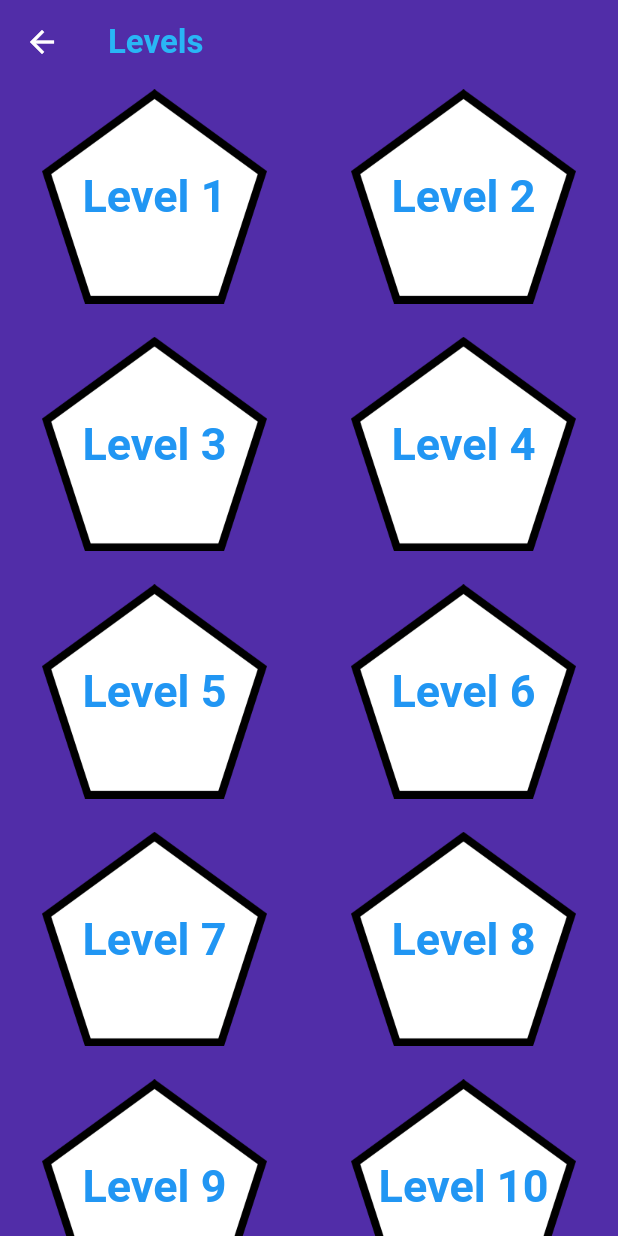
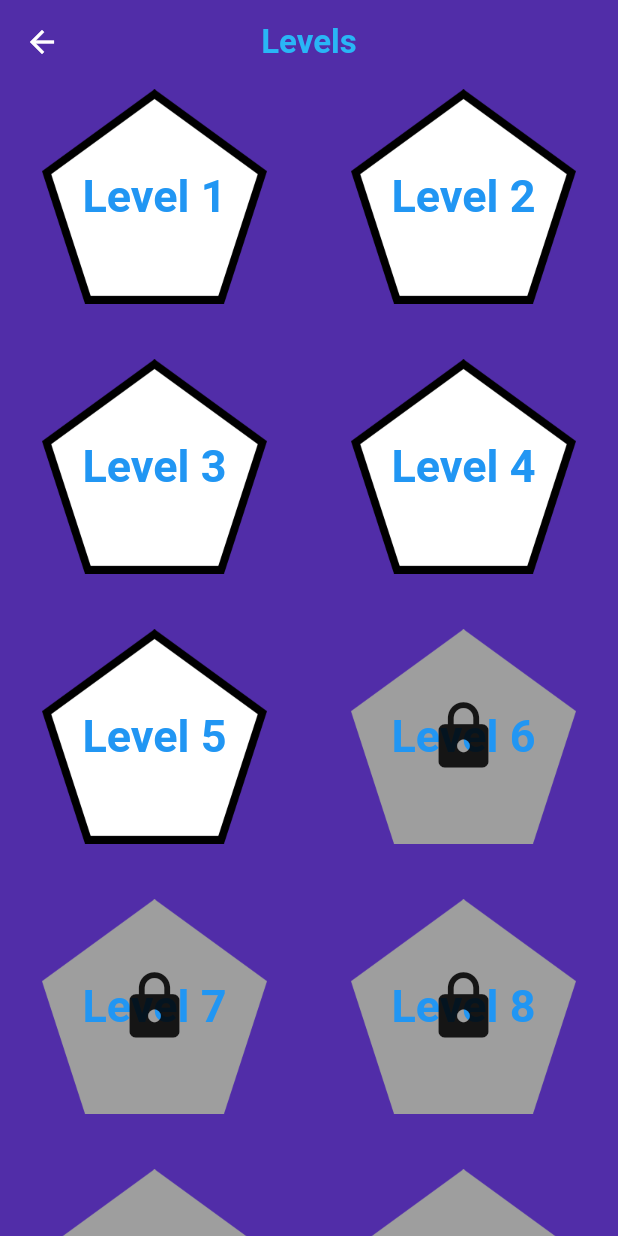
Before and after one commit to KerolosRomany/quizles, a Flutter app: the SecondScreen screen opened directly, on a phone screen of 412 x 824 dp. Run offline on Flutter 3.47's test engine with Material 2 defaults, Android fonts, the phone set to English and light mode, and no system bars.

Commit message:
Add files via upload

```diff
--- a/lib/second_screen.dart
+++ b/lib/second_screen.dart
@@ -1,5 +1,6 @@
 import 'package:flutter/cupertino.dart';
 import 'package:flutter/material.dart';
+import 'package:quizzles/third_screen.dart';
 
 class SecondScreen extends StatefulWidget {
 
@@ -13,9 +14,10 @@ class _SecondScreenState extends State<SecondScreen> {
   Widget build(BuildContext context) {
     return Scaffold(
       appBar: AppBar(
+        centerTitle: true,
         backgroundColor: colorrr,
         elevation: 0,
-        title: Text('Levels', style: TextStyle(
+        title: Text('Levels',style: TextStyle(
           color: Colors.lightBlue[400],
           fontWeight: FontWeight.bold,
           fontSize: 22,
@@ -29,6 +31,8 @@ class _SecondScreenState extends State<SecondScreen> {
               Row(
                 children: [
                   Expanded(
+                    child: MaterialButton(
+                      onPressed: (){ },
                       child: Stack(
                         alignment: AlignmentDirectional.center,
                         children: [
@@ -45,7 +49,10 @@ class _SecondScreenState extends State<SecondScreen> {
                         ],
                       ),
                     ),
+                  ),
                   Expanded(
+                    child: MaterialButton(
+                      onPressed: (){ },
                       child: Stack(
                       alignment: AlignmentDirectional.center,
                       children: [
@@ -61,15 +68,18 @@ class _SecondScreenState extends State<SecondScreen> {
                         ),
                       ],
                   ),
+                    ),
                   )
                 ],
               ),
               SizedBox(
-                height: 15,
+                height: 30,
               ),
               Row(
                 children: [
                   Expanded(
+                    child: MaterialButton(
+                      onPressed: (){ },
                       child: Stack(
                         alignment: AlignmentDirectional.center,
                         children: [
@@ -86,7 +96,10 @@ class _SecondScreenState extends State<SecondScreen> {
                         ],
                       ),
                     ),
+                  ),
                   Expanded(
+                    child: MaterialButton(
+                      onPressed: (){ },
                       child: Stack(
                         alignment: AlignmentDirectional.center,
                         children: [
@@ -102,15 +115,25 @@ class _SecondScreenState extends State<SecondScreen> {
                           ),
                         ],
                       ),
+                    ),
                   )
                 ],
               ),
               SizedBox(
-                height: 15,
+                height: 30,
               ),
               Row(
                 children: [
                   Expanded(
+                    child: MaterialButton(
+                      onPressed: (){
+                        setState(() {
+                          Navigator.push(context,
+                            MaterialPageRoute(builder: (context) => ThirdScreen(),
+                            ),
+                          );
+                        });
+                      },
                       child: Stack(
                         alignment: AlignmentDirectional.center,
                         children: [
@@ -127,54 +150,66 @@ class _SecondScreenState extends State<SecondScreen> {
                         ],
                       ),
                     ),
+                  ),
                   Expanded(
+                    child: MaterialButton(
+                      onPressed: (){ },
                       child: Stack(
                         alignment: AlignmentDirectional.center,
                         children: [
                           Image(image: AssetImage('assets/images/1.png'),
                             height: 150,
                             width: 150,
+                            color: Colors.grey[500],
                           ),
                           Text('Level 6',style: TextStyle(
                             color: Colors.blue,
                             fontSize: 30,
                             fontWeight: FontWeight.bold,
+                          ),),
+                          Icon(Icons.lock,size: 50,),
+                        ],
                       ),
-                        ),
-                      ],
                     ),
                   )
                 ],
               ),
               SizedBox(
-                height: 15,
+                height: 30,
               ),
               Row(
                 children: [
                   Expanded(
+                    child: MaterialButton(
+                      onPressed: (){ },
                       child: Stack(
                         alignment: AlignmentDirectional.center,
                         children: [
                           Image(image: AssetImage('assets/images/1.png'),
                             height: 150,
                             width: 150,
+                            color: Colors.grey[500],
                           ),
                           Text('Level 7',style: TextStyle(
                             color: Colors.blue,
                             fontSize: 30,
                             fontWeight: FontWeight.bold,
-                        ),
-                        ),
+                          ),),
+                          Icon(Icons.lock,size: 50,),
                         ],
                       ),
                     ),
+                  ),
                   Expanded(
+                    child: MaterialButton(
+                      onPressed: (){ },
                       child: Stack(
                         alignment: AlignmentDirectional.center,
                         children: [
                           Image(image: AssetImage('assets/images/1.png'),
                             height: 150,
                             width: 150,
+                            color: Colors.grey[500],
                           ),
                           Text('Level 8',style: TextStyle(
                             color: Colors.blue,
@@ -182,23 +217,28 @@ class _SecondScreenState extends State<SecondScreen> {
                             fontWeight: FontWeight.bold,
                           ),
                           ),
+                          Icon(Icons.lock,size: 50,),
                         ],
+                      ),
                     ),
                   )
                 ],
               ),
               SizedBox(
-                height: 15,
+                height: 30,
               ),
               Row(
                 children: [
                   Expanded(
+                    child: MaterialButton(
+                      onPressed: (){ },
                       child: Stack(
                         alignment: AlignmentDirectional.center,
                         children: [
                           Image(image: AssetImage('assets/images/1.png'),
                             height: 150,
                             width: 150,
+                            color: Colors.grey[500],
                           ),
                           Text('Level 9',style: TextStyle(
                             color: Colors.blue,
@@ -206,16 +246,21 @@ class _SecondScreenState extends State<SecondScreen> {
                             fontWeight: FontWeight.bold,
                           ),
                           ),
+                          Icon(Icons.lock,size: 50,),
                         ],
                       ),
                     ),
+                  ),
                   Expanded(
+                    child: MaterialButton(
+                      onPressed: (){ },
                       child: Stack(
                         alignment: AlignmentDirectional.center,
                         children: [
                           Image(image: AssetImage('assets/images/1.png'),
                             height: 150,
                             width: 150,
+                            color: Colors.grey[500],
                           ),
                           Text('Level 10',style: TextStyle(
                             color: Colors.blue,
@@ -223,23 +268,28 @@ class _SecondScreenState extends State<SecondScreen> {
                             fontWeight: FontWeight.bold,
                           ),
                           ),
+                          Icon(Icons.lock,size: 50,),
                         ],
+                      ),
                     ),
                   )
                 ],
               ),
               SizedBox(
-                height: 15,
+              height: 30,
               ),
               Row(
                 children: [
                   Expanded(
+                    child: MaterialButton(
+                      onPressed: (){ },
                       child: Stack(
                         alignment: AlignmentDirectional.center,
                         children: [
                           Image(image: AssetImage('assets/images/1.png'),
                             height: 150,
                             width: 150,
+                            color: Colors.grey[500],
                           ),
                           Text('Level 11',style: TextStyle(
                             color: Colors.blue,
@@ -247,16 +297,21 @@ class _SecondScreenState extends State<SecondScreen> {
                             fontWeight: FontWeight.bold,
                           ),
                           ),
+                          Icon(Icons.lock,size: 50,),
                         ],
                       ),
                     ),
+                  ),
                   Expanded(
+                    child: MaterialButton(
+                      onPressed: (){ },
                       child: Stack(
                         alignment: AlignmentDirectional.center,
                         children: [
                           Image(image: AssetImage('assets/images/1.png'),
                             height: 150,
                             width: 150,
+                            color: Colors.grey[500],
                           ),
                           Text('Level 12',style: TextStyle(
                             color: Colors.blue,
@@ -264,10 +319,15 @@ class _SecondScreenState extends State<SecondScreen> {
                             fontWeight: FontWeight.bold,
                           ),
                           ),
+                          Icon(Icons.lock,size: 50,),
                         ],
+                      ),
                     ),
                   )
                 ],
+              ),
+              SizedBox(
+                height: 30,
               ),
 
             ],
```
Also changed, not shown: lib/fourth_screen.dart (added, +114 -0 lines), lib/third_screen.dart (added, +201 -0 lines), lib/first_screen.dart (line endings or trailing spaces), lib/main.dart (line endings or trailing spaces). Lines whose indentation alone changed are shown as unchanged.
